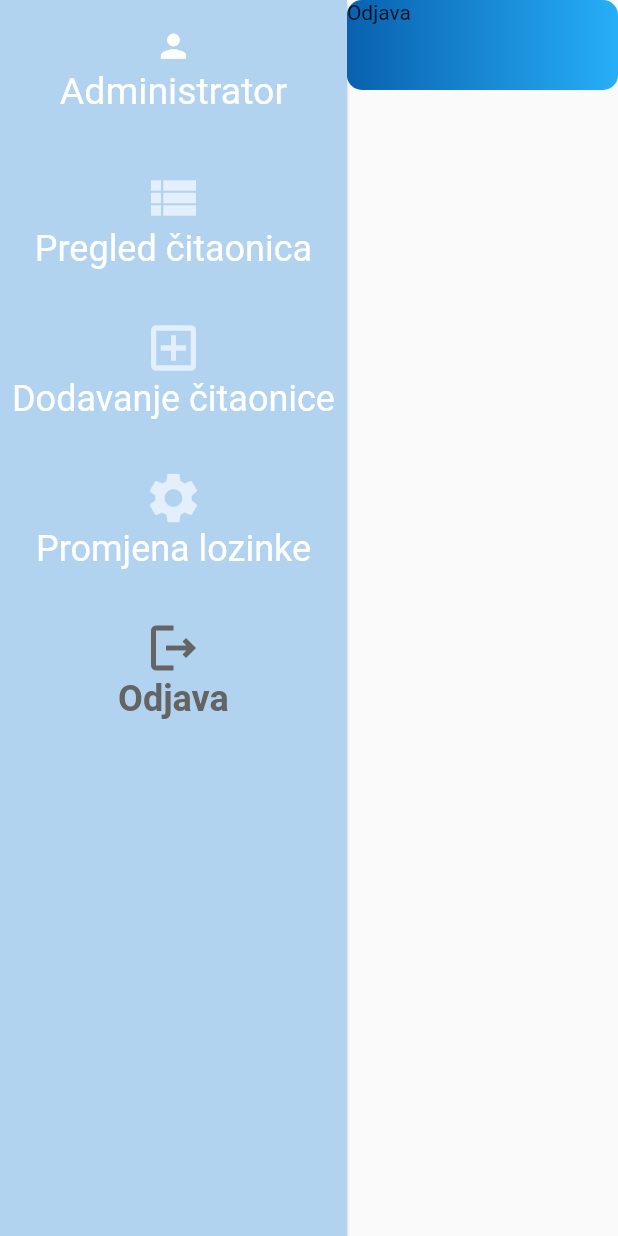
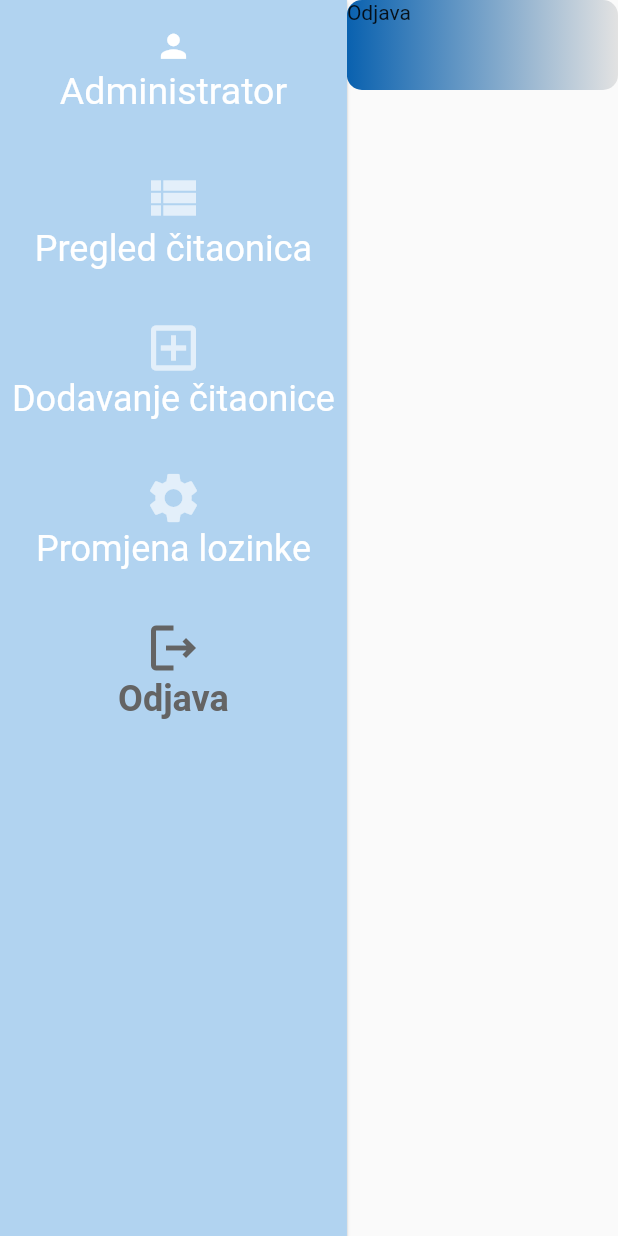
Before and after one commit to blagojevicNikola/WebPametnaCitaonica, a Flutter app: the MyHomePage screen opened directly, after a tap on "Dodavanje čitaonice", after a tap on "Promjena lozinke", after a tap on "Odjava", on a phone screen of 412 x 824 dp. Run offline on Flutter 3.47's test engine with Material 2 defaults, Android fonts, the phone set to English and light mode, and no system bars; our stand-ins replace dio, file_picker, shared_preferences; missing offline and left inert: dart:html; accounts and stored records are empty; network calls fail.

Commit message:
promjena boje

```diff
--- a/lib/pages/odjava_page.dart
+++ b/lib/pages/odjava_page.dart
@@ -23,7 +23,7 @@ class _OdjavaPageState extends State<OdjavaPage> {
               end: Alignment.centerRight,
               colors: [
                 Color(0xFF0961AF),
-                Color(0xFF27AEF7),
+                Color.fromARGB(255, 226, 226, 226),
               ],
             ),
             borderRadius: BorderRadius.circular(10)),
```
